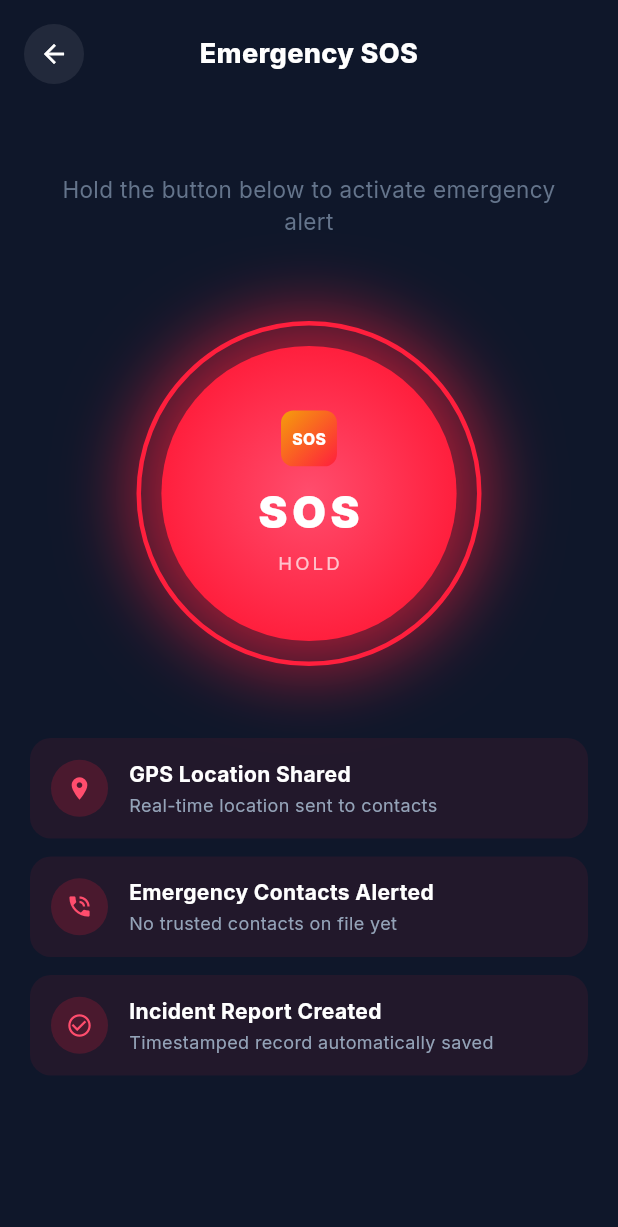
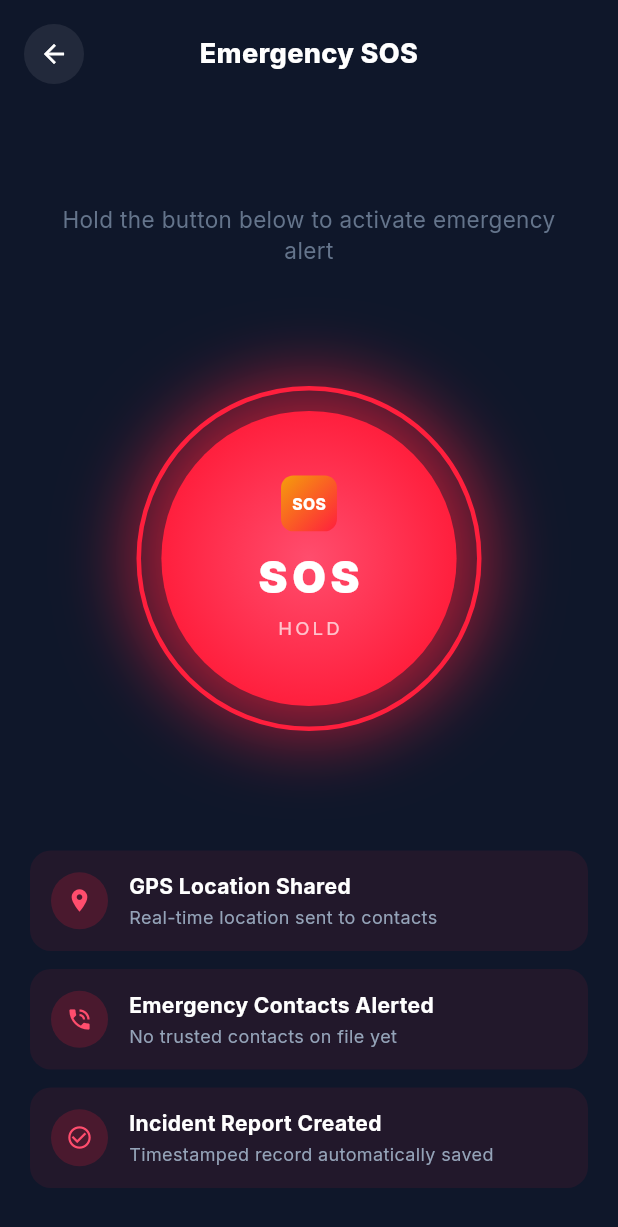
Before and after one commit to jattin01/Safee-meet-app, a Flutter app: the SosPage screen opened by its route, on a phone screen of 412 x 824 dp. Shown: the top 1227 px of the screen. Run offline on Flutter 3.47's test engine with Material 3 defaults, Android fonts, the light colour scheme and no system bars; our stand-ins replace cached_network_image, cloud_firestore, connectivity_plus, country_code_picker, dartz, device_preview and 27 more; missing offline and left inert: flutter_stripe, mobile_scanner; accounts and stored records are empty; network calls fail.

Commit message:
sos  and otp page responsive

```diff
--- a/lib/features/sos/presentation/pages/sos_page.dart
+++ b/lib/features/sos/presentation/pages/sos_page.dart
@@ -168,11 +168,18 @@ class _IdleView extends StatelessWidget {
 
   @override
   Widget build(BuildContext context) {
-    return Column(
-      children: [
-        const _TopBar(),
-        const SizedBox(height: 60),
-        Padding(
+    return LayoutBuilder(
+      builder: (context, constraints) {
+        return SingleChildScrollView(
+          physics: const BouncingScrollPhysics(),
+          child: ConstrainedBox(
+            constraints: BoxConstraints(minHeight: constraints.maxHeight),
+            child: IntrinsicHeight(
+              child: Column(
+                children: [
+                  const _TopBar(),
+                  const Spacer(flex: 3),
+                  Padding(
           padding: const EdgeInsets.symmetric(horizontal: 32),
           child: Text(
             'Hold the button below to activate emergency alert',
@@ -180,7 +187,7 @@ class _IdleView extends StatelessWidget {
             style: TextStyle(color: AppColors.textSecondary, fontSize: 15),
           ),
         ),
-        const SizedBox(height: 56),
+        const Spacer(flex: 3),
         Center(
           child: Stack(
             alignment: Alignment.center,
@@ -249,7 +256,7 @@ class _IdleView extends StatelessWidget {
             ],
           ),
         ),
-        const SizedBox(height: 48),
+        const Spacer(flex: 3),
         Padding(
           padding: const EdgeInsets.symmetric(horizontal: 20),
           child: Column(
@@ -276,7 +283,13 @@ class _IdleView extends StatelessWidget {
             ],
           ),
         ),
-      ],
+        const SizedBox(height: 32),
+                ],
+              ),
+            ),
+          ),
+        );
+      },
     );
   }
 }
```
Also changed, not shown: lib/core/shared/widgets/otp_input_widget.dart (+10 -8 lines), lib/main.dart (+13 -3 lines), pubspec.yaml (+5 -2 lines), pubspec.lock, 3 other files.
